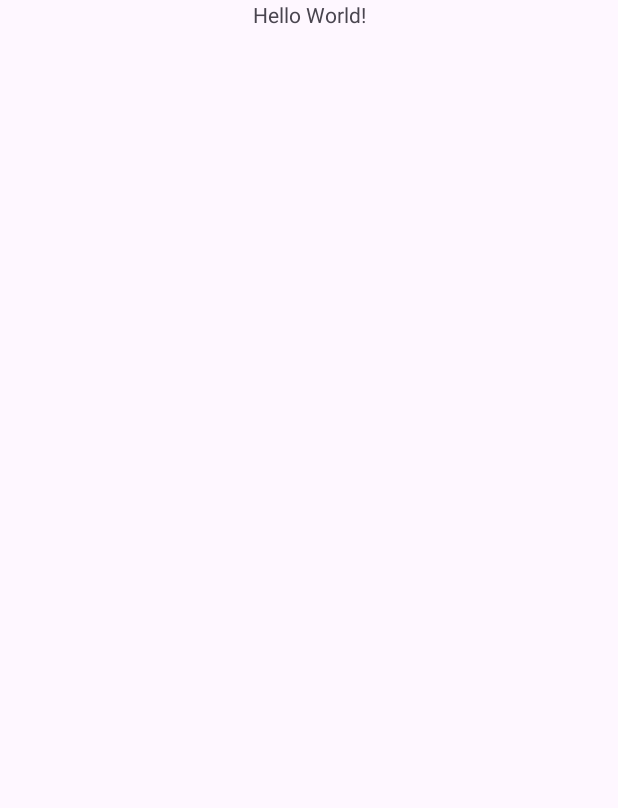
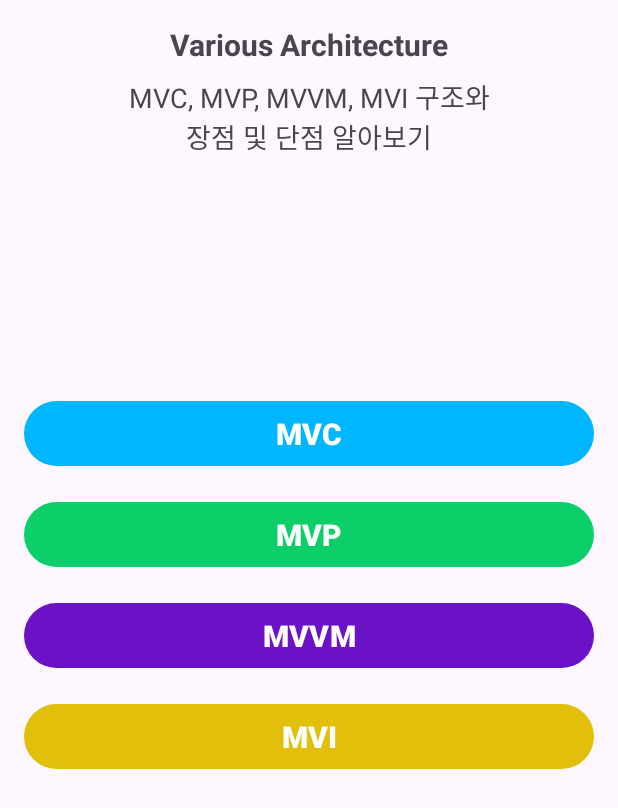
Before and after one commit to harry7408/Android_Various_Architecture, an Android app: the screen it shows after launch (MainActivity), on a phone screen of 412 x 824 dp. Before the commit the part shown is almost empty. Shown: the top 808 px of the screen. Run offline under Robolectric (Android 15) with nearby library versions, the phone set to English and light mode, and no system bars; our stand-ins replace data binding.

Commit message:
feat: Main 화면 구현 및 Hilt 세팅

```diff
--- a/app/build.gradle.kts
+++ b/app/build.gradle.kts
@@ -2,6 +2,7 @@ plugins {
     id("com.android.application")
     id("org.jetbrains.kotlin.android")
     id("kotlin-kapt")
+    id("com.google.dagger.hilt.android")
 }
 
 android {
@@ -49,4 +50,11 @@ dependencies {
     testImplementation("junit:junit:4.13.2")
     androidTestImplementation("androidx.test.ext:junit:1.1.5")
     androidTestImplementation("androidx.test.espresso:espresso-core:3.5.1")
+
+    implementation("androidx.activity:activity-ktx:1.8.2")
+    implementation("org.jetbrains.kotlinx:kotlinx-coroutines-core:1.7.3")
+
+    // Hilt
+    implementation("com.google.dagger:hilt-android:2.48.1")
+    kapt("com.google.dagger:hilt-compiler:2.48.1")
 }
--- /dev/null
+++ b/app/src/main/java/com/choi/variousarchitecture/App.kt
@@ -0,0 +1,7 @@
+package com.choi.variousarchitecture
+
+import android.app.Application
+import dagger.hilt.android.HiltAndroidApp
+
+@HiltAndroidApp
+class App : Application() { }
--- a/app/src/main/res/layout/activity_main.xml
+++ b/app/src/main/res/layout/activity_main.xml
@@ -1,17 +1,86 @@
 <?xml version="1.0" encoding="utf-8"?>
-<androidx.constraintlayout.widget.ConstraintLayout xmlns:android="http://schemas.android.com/apk/res/android"
+<layout xmlns:android="http://schemas.android.com/apk/res/android"
     xmlns:app="http://schemas.android.com/apk/res-auto"
-    xmlns:tools="http://schemas.android.com/tools"
+    xmlns:tools="http://schemas.android.com/tools">
+
+    <data>
+        <variable
+            name="view"
+            type="com.choi.variousarchitecture.MainActivity" />
+    </data>
+
+    <androidx.constraintlayout.widget.ConstraintLayout
         android:layout_width="match_parent"
-    android:layout_height="match_parent"
-    tools:context=".MainActivity">
+        android:layout_height="match_parent">
 
-    <TextView
+        <com.google.android.material.textview.MaterialTextView
+            android:id="@+id/titleTextView"
             android:layout_width="wrap_content"
             android:layout_height="wrap_content"
-        android:text="Hello World!"
+            app:layout_constraintStart_toStartOf="parent"
             app:layout_constraintEnd_toEndOf="parent"
+            app:layout_constraintTop_toTopOf="parent"
+            android:text="@string/title_text"
+            android:textSize="@dimen/text_size_large"
+            android:textStyle="bold"
+            android:layout_marginTop="@dimen/margin_16"/>
+
+        <com.google.android.material.textview.MaterialTextView
+            android:id="@+id/contentTextView"
+            android:layout_width="wrap_content"
+            android:layout_height="wrap_content"
+            android:gravity="center"
+            app:layout_constraintTop_toBottomOf="@id/titleTextView"
+            app:layout_constraintStart_toStartOf="@id/titleTextView"
+            app:layout_constraintEnd_toEndOf="@id/titleTextView"
+            android:text="@string/content_text"
+            android:layout_marginTop="@dimen/margin_8"
+            android:textSize="@dimen/text_size_medium"/>
+
+        <androidx.constraintlayout.widget.Guideline
+            android:id="@+id/guideline"
+            android:layout_width="wrap_content"
+            android:layout_height="wrap_content"
+            android:orientation="horizontal"
+            app:layout_constraintGuide_percent="0.3"/>
+
+
+        <com.google.android.material.button.MaterialButton
+            android:id="@+id/mvcButton"
+            app:layout_constraintTop_toBottomOf="@id/guideline"
             app:layout_constraintStart_toStartOf="parent"
-        app:layout_constraintTop_toTopOf="parent" />
+            app:layout_constraintEnd_toEndOf="parent"
+            style="@style/ShapeAppearanceOverlay.Material3.Button.MVC"
+            android:text="@string/mvc_button_text"
+            android:layout_marginTop="@dimen/margin_16"/>
+
+        <com.google.android.material.button.MaterialButton
+            android:id="@+id/mvpButton"
+            app:layout_constraintTop_toBottomOf="@id/mvcButton"
+            app:layout_constraintStart_toStartOf="parent"
+            app:layout_constraintEnd_toEndOf="parent"
+            style="@style/ShapeAppearanceOverlay.Material3.Button.MVP"
+            android:text="@string/mvp_button_text"
+            android:layout_marginTop="@dimen/margin_16"/>
+
+        <com.google.android.material.button.MaterialButton
+            android:id="@+id/mvvmButton"
+            app:layout_constraintTop_toBottomOf="@id/mvpButton"
+            app:layout_constraintStart_toStartOf="parent"
+            app:layout_constraintEnd_toEndOf="parent"
+            style="@style/ShapeAppearanceOverlay.Material3.Button.MVVM"
+            android:text="@string/mvvm_button_text"
+            android:layout_marginTop="@dimen/margin_16"/>
+
+        <com.google.android.material.button.MaterialButton
+            android:id="@+id/mviButton"
+            app:layout_constraintTop_toBottomOf="@id/mvvmButton"
+            app:layout_constraintStart_toStartOf="parent"
+            app:layout_constraintEnd_toEndOf="parent"
+            style="@style/ShapeAppearanceOverlay.Material3.Button.MVI"
+            android:text="@string/mvi_button_text"
+            android:layout_marginTop="@dimen/margin_16"/>
+
 
     </androidx.constraintlayout.widget.ConstraintLayout>
+</layout>
--- /dev/null
+++ b/app/src/main/res/values/dimens.xml
@@ -0,0 +1,13 @@
+<?xml version="1.0" encoding="utf-8"?>
+<resources>
+    <dimen name="horizontal_padding">16dp</dimen>
+    <dimen name="vertical_padding">8dp</dimen>
+
+    <dimen name="margin_16">16dp</dimen>
+    <dimen name="margin_8">8dp</dimen>
+
+    <dimen name="text_size_large">20sp</dimen>
+    <dimen name="text_size_medium">18sp</dimen>
+    <dimen name="text_size_small">16sp</dimen>
+
+</resources>
--- a/app/src/main/res/values/strings.xml
+++ b/app/src/main/res/values/strings.xml
@@ -1,3 +1,10 @@
 <resources>
     <string name="app_name">VariousArchitecture</string>
+
+    <string name="title_text">Various Architecture</string>
+    <string name="content_text">MVC, MVP, MVVM, MVI 구조와\n장점 및 단점 알아보기</string>
+    <string name="mvc_button_text">MVC</string>
+    <string name="mvp_button_text">MVP</string>
+    <string name="mvvm_button_text">MVVM</string>
+    <string name="mvi_button_text">MVI</string>
 </resources>
--- /dev/null
+++ b/app/src/main/res/values/styles.xml
@@ -0,0 +1,35 @@
+<?xml version="1.0" encoding="utf-8"?>
+<resources>
+
+    <style name="ShapeAppearanceOverlay.Material3.Button.Basic" parent="Widget.Material3.Button">
+        <item name="android:paddingTop">@dimen/vertical_padding</item>
+        <item name="android:paddingBottom">@dimen/vertical_padding</item>
+        <item name="android:paddingEnd">@dimen/horizontal_padding</item>
+        <item name="android:paddingStart">@dimen/horizontal_padding</item>
+        <item name="android:layout_marginStart">@dimen/margin_16</item>
+        <item name="android:layout_marginEnd">@dimen/margin_16</item>
+        <item name="android:layout_width">0dp</item>
+        <item name="android:layout_height">wrap_content</item>
+        <item name="android:textColor">@color/white</item>
+        <item name="android:textStyle">bold</item>
+        <item name="android:textSize">@dimen/text_size_large</item>
+    </style>
+
+
+    <style name="ShapeAppearanceOverlay.Material3.Button.MVC" parent="ShapeAppearanceOverlay.Material3.Button.Basic">
+        <item name="backgroundTint">#00B7FF</item>
+
+    </style>
+
+    <style name="ShapeAppearanceOverlay.Material3.Button.MVP" parent="ShapeAppearanceOverlay.Material3.Button.Basic">
+        <item name="backgroundTint">#0CCF6A</item>
+    </style>
+
+    <style name="ShapeAppearanceOverlay.Material3.Button.MVVM" parent="ShapeAppearanceOverlay.Material3.Button.Basic">
+        <item name="backgroundTint">#6C12C6</item>
+    </style>
+
+    <style name="ShapeAppearanceOverlay.Material3.Button.MVI" parent="ShapeAppearanceOverlay.Material3.Button.Basic">
+        <item name="backgroundTint">#E2BF0B</item>
+    </style>
+</resources>
--- a/build.gradle.kts
+++ b/build.gradle.kts
@@ -2,4 +2,5 @@
 plugins {
     id("com.android.application") version "8.1.2" apply false
     id("org.jetbrains.kotlin.android") version "1.9.0" apply false
+    id("com.google.dagger.hilt.android") version "2.48.1" apply false
 }
```
Lines whose indentation alone changed are shown as unchanged.
